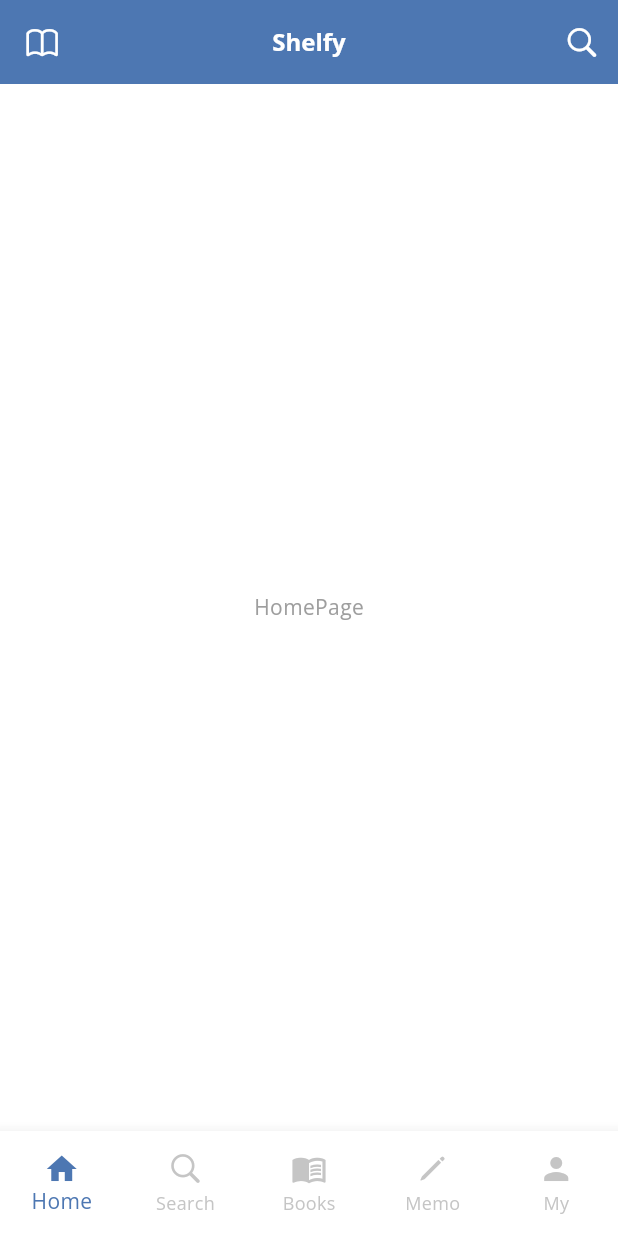
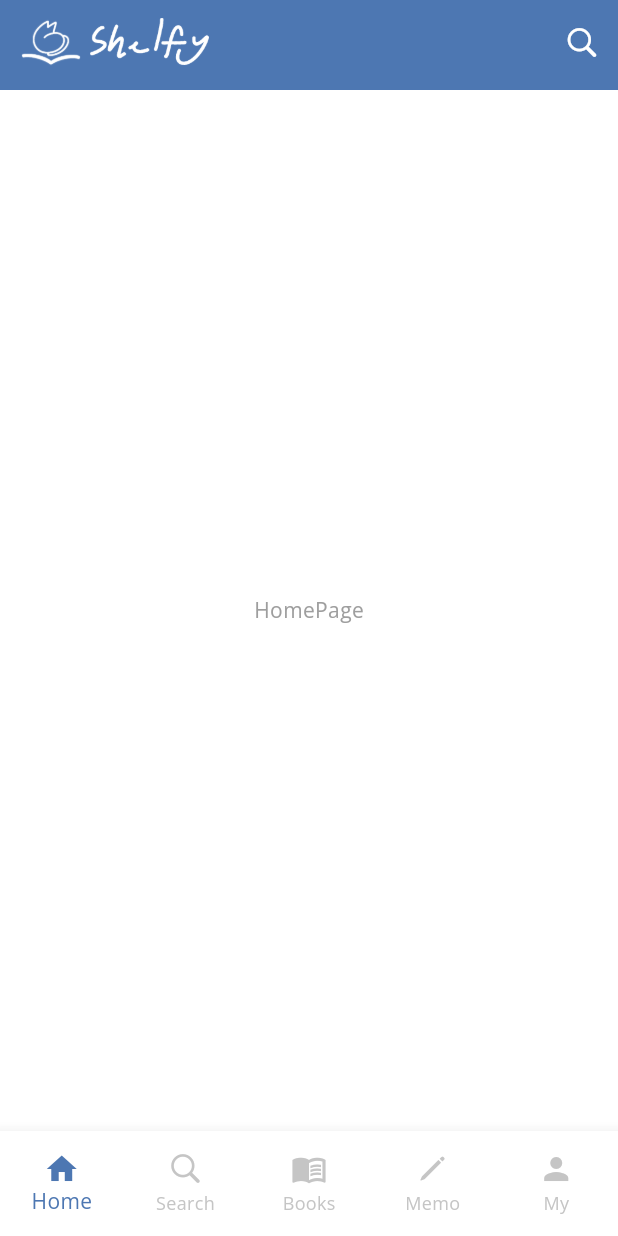
Before and after one commit to ywha0206/Shelfy-Front, a Flutter app: the screen it shows after launch, on a phone screen of 412 x 824 dp. Run offline on Flutter 3.47's test engine with Material 3 defaults, Android fonts, the light colour scheme and no system bars; our stand-ins replace google_fonts, logger.

Commit message:
appbar 수정
# Conflicts:
#	lib/pages/main_screen.dart

```diff
--- a/lib/components/custom_appbar.dart
+++ b/lib/components/custom_appbar.dart
@@ -0,0 +1,72 @@
+import 'package:flutter/cupertino.dart';
+import 'package:flutter/material.dart';
+
+AppBar HomeAppBar() {
+  return AppBar(
+    // 타이틀 위치
+    titleSpacing: 8,
+    backgroundColor: const Color(0xFF4D77B2),
+    scrolledUnderElevation: 0,
+    title: Row(
+      children: [
+        Padding(
+          padding: const EdgeInsets.only(left: 6.0, top: 6.0, bottom: 6.0),
+          child: Image.asset(
+            'assets/images/shelfy_kitty_logo.png',
+            width: 40,
+          ),
+        ),
+        Padding(
+          padding: const EdgeInsets.all(6.0),
+          child: Image.asset(
+            'assets/images/Shelfy_textLogo_white.png',
+            width: 80,
+          ),
+        )
+      ],
+    ),
+    actions: [
+      IconButton(
+        onPressed: () {},
+        icon: Icon(
+          CupertinoIcons.search,
+          color: Colors.white,
+        ),
+      ),
+    ],
+  );
+}
+
+AppBar BooksAppBar() {
+  return AppBar(
+    // 타이틀 위치
+    titleSpacing: 8,
+    backgroundColor: const Color(0xFF4D77B2),
+    scrolledUnderElevation: 0,
+    title: Row(
+      children: [
+        Padding(
+          padding: const EdgeInsets.only(left: 6.0, top: 6.0, bottom: 6.0),
+          child: Image.asset(
+            'assets/images/shelfy_kitty_logo.png',
+            width: 40,
+          ),
+        ),
+        const SizedBox(width: 6),
+        Text(
+          '나의 서재',
+          style: TextStyle(fontSize: 20, color: Colors.white),
+        )
+      ],
+    ),
+    actions: [
+      IconButton(
+        onPressed: () {},
+        icon: Icon(
+          CupertinoIcons.search,
+          color: Colors.white,
+        ),
+      ),
+    ],
+  );
+}
--- a/lib/pages/main_screen.dart
+++ b/lib/pages/main_screen.dart
@@ -1,6 +1,7 @@
 import 'package:flutter/cupertino.dart';
 import 'package:flutter/material.dart';
 
+import '../components/custom_appbar.dart';
 import 'books/books_page.dart';
 import 'home/home_page.dart';
 import 'memo/memo_page.dart';
@@ -21,24 +22,17 @@ class _MainPageState extends State<MainScreen> {
   Widget build(BuildContext context) {
     return SafeArea(
       child: Scaffold(
-        appBar: AppBar(
-          // title 중앙 정렬
-          centerTitle: true,
-          scrolledUnderElevation: 0,
-          leading: Icon(
-            CupertinoIcons.book,
+        backgroundColor: Colors.white,
+        appBar: PreferredSize(
+          preferredSize: Size.fromHeight(60),
+          child: IndexedStack(
+            index: _selectedIndex,
+            children: [
+              HomeAppBar(),
+              BooksAppBar(),
+              BooksAppBar(),
+            ],
           ),
-          title: Text(
-            'Shelfy',
-          ),
-          actions: [
-            IconButton(
-              onPressed: () {},
-              icon: Icon(
-                CupertinoIcons.search,
-              ),
-            ),
-          ],
         ),
         // IndexedStack 을 활용해 여러 화면을 동시에 호출하고 각 페이지의 상태를 기억함 ( 스크롤 위치 등 )
         body: IndexedStack(
--- a/pubspec.yaml
+++ b/pubspec.yaml
@@ -72,7 +72,7 @@ flutter:
 
   # To add assets to your application, add an assets section, like this:
   assets:
-    - assets/
+    - assets/images/
   #   - images/a_dot_ham.jpeg
 
   # An image asset can refer to one or more resolution-specific "variants", see
```
Also changed, not shown: assets/images/Shelfy_textLogo_white.png (added), assets/images/shelfy 로고.png (deleted), assets/images/shelfy_kitty_logo.png (added).
